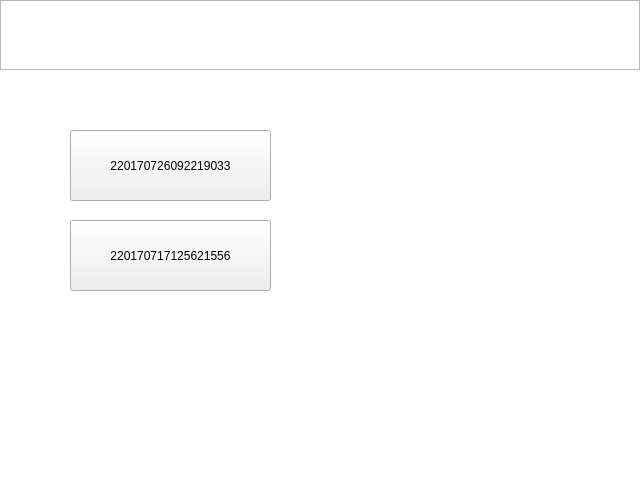
Old version of the form SmartCabinet/Device/devicesimulate.ui in the repository birdman1992/SmartCabinet.
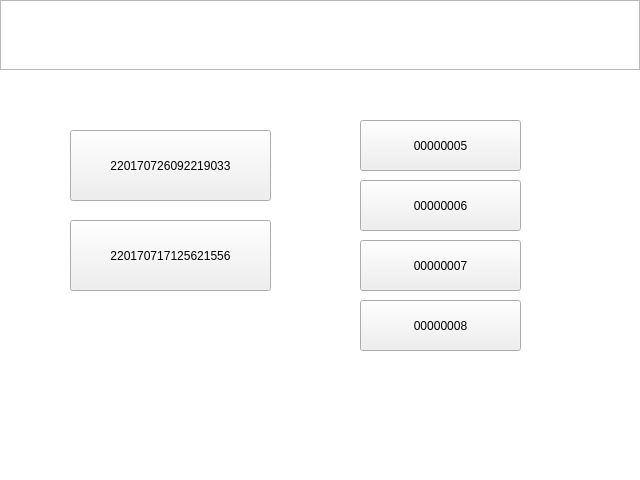
New version of the form. The open tabs and pages were chosen to show the change.

```diff
--- a/SmartCabinet/Device/devicesimulate.ui
+++ b/SmartCabinet/Device/devicesimulate.ui
@@ -151,6 +151,58 @@
         <string>220170717125621556</string>
        </property>
       </widget>
+      <widget class="QPushButton" name="car1">
+       <property name="geometry">
+        <rect>
+         <x>360</x>
+         <y>50</y>
+         <width>161</width>
+         <height>51</height>
+        </rect>
+       </property>
+       <property name="text">
+        <string>00000005</string>
+       </property>
+      </widget>
+      <widget class="QPushButton" name="car2">
+       <property name="geometry">
+        <rect>
+         <x>360</x>
+         <y>110</y>
+         <width>161</width>
+         <height>51</height>
+        </rect>
+       </property>
+       <property name="text">
+        <string>00000006</string>
+       </property>
+      </widget>
+      <widget class="QPushButton" name="car3">
+       <property name="geometry">
+        <rect>
+         <x>360</x>
+         <y>170</y>
+         <width>161</width>
+         <height>51</height>
+        </rect>
+       </property>
+       <property name="text">
+        <string>00000007</string>
+       </property>
+      </widget>
+      <widget class="QPushButton" name="car4">
+       <property name="geometry">
+        <rect>
+         <x>360</x>
+         <y>230</y>
+         <width>161</width>
+         <height>51</height>
+        </rect>
+       </property>
+       <property name="text">
+        <string>00000008</string>
+       </property>
+      </widget>
      </widget>
      <widget class="QWidget" name="codeScan">
       <widget class="QPushButton" name="pushButton_5">
```
